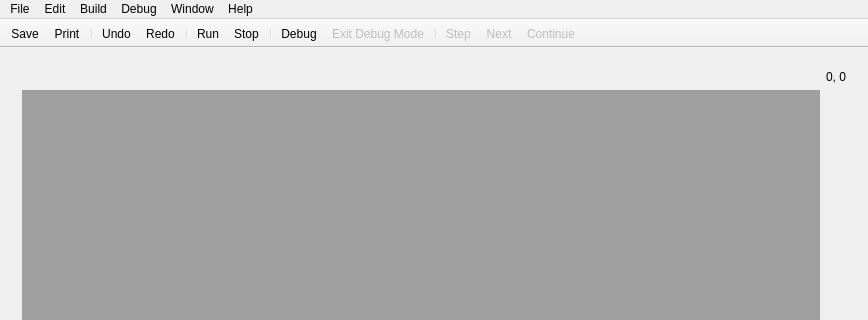
First picture: the form in source/ide/mainwindow.ui, repository IanFinlayson/tetra, before the edit; both pictures show x 0 to 868 and y 0 to 320 of the 868 by 597 pixel window.
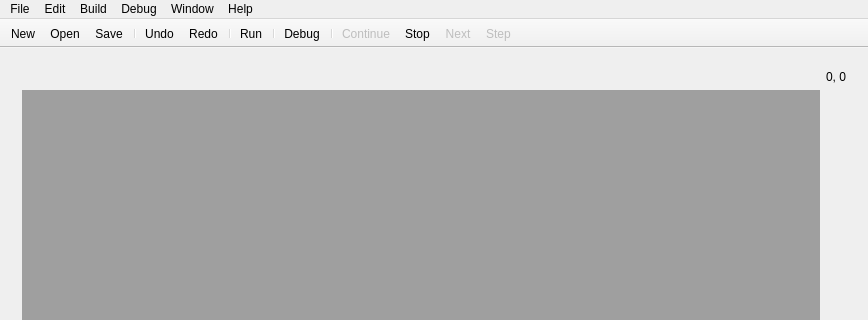
Second picture: the form after the edit. Icons and pictures are not drawn. Custom widgets are drawn as their Qt base class.

```diff
--- a/source/ide/mainwindow.ui
+++ b/source/ide/mainwindow.ui
@@ -286,21 +286,21 @@
    <attribute name="toolBarBreak">
     <bool>false</bool>
    </attribute>
+   <addaction name="actionNew"/>
+   <addaction name="actionOpen"/>
    <addaction name="actionSave"/>
-   <addaction name="actionPrint"/>
    <addaction name="separator"/>
    <addaction name="actionUndo"/>
    <addaction name="actionRedo"/>
    <addaction name="separator"/>
    <addaction name="actionRun"/>
-   <addaction name="actionStop"/>
    <addaction name="separator"/>
    <addaction name="actionDebug"/>
-   <addaction name="actionExit_Debug_Mode"/>
    <addaction name="separator"/>
-   <addaction name="actionStep"/>
-   <addaction name="actionNext"/>
    <addaction name="actionContinue"/>
+   <addaction name="actionStop"/>
+   <addaction name="actionNext"/>
+   <addaction name="actionStep"/>
   </widget>
   <action name="actionSave">
    <property name="icon">
```
